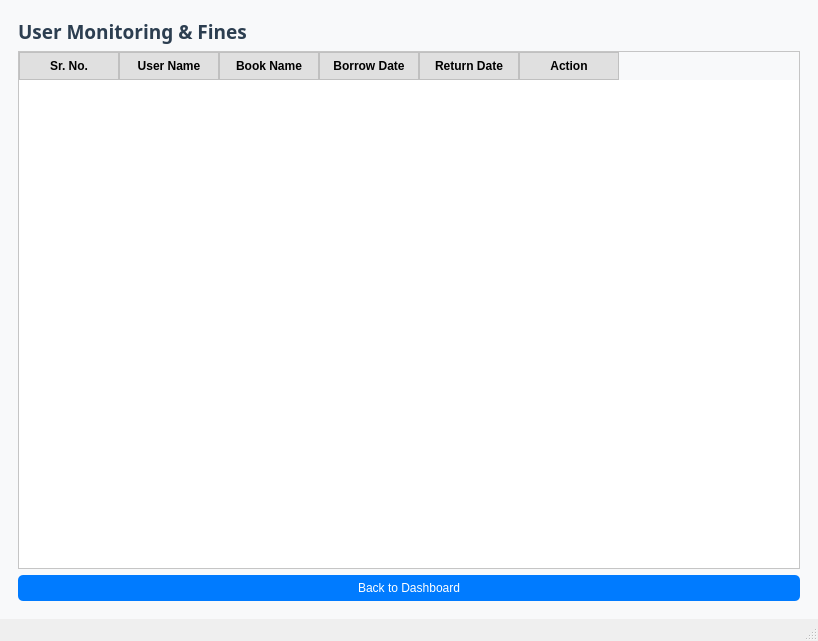
Old version of the form mainwindow.ui in the repository PocketLib-Devs/PocketLib.
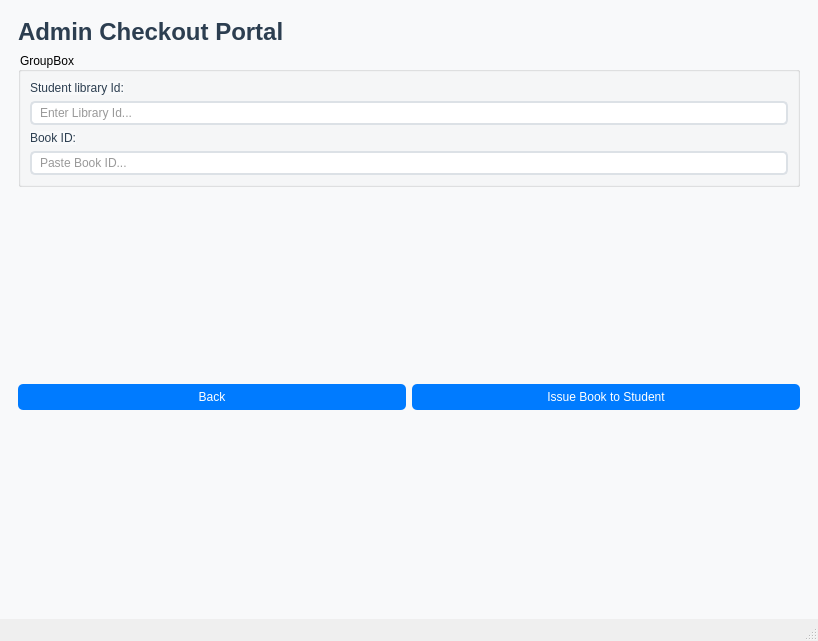
New version of the form. The open tabs and pages were chosen to show the change.

```diff
--- a/mainwindow.ui
+++ b/mainwindow.ui
@@ -787,6 +787,104 @@
         </property>
        </widget>
       </widget>
+      <widget class="QWidget" name="adminCheckoutPage">
+       <layout class="QVBoxLayout" name="verticalLayout_5">
+        <item>
+         <widget class="QLabel" name="label_6">
+          <property name="font">
+           <font>
+            <pointsize>18</pointsize>
+            <bold>true</bold>
+           </font>
+          </property>
+          <property name="text">
+           <string>Admin Checkout Portal</string>
+          </property>
+         </widget>
+        </item>
+        <item>
+         <widget class="QGroupBox" name="groupBox">
+          <property name="title">
+           <string>GroupBox</string>
+          </property>
+          <layout class="QFormLayout" name="formLayout_2">
+           <item row="4" column="0">
+            <widget class="QLabel" name="label_5">
+             <property name="text">
+              <string>Book ID:</string>
+             </property>
+            </widget>
+           </item>
+           <item row="2" column="0">
+            <widget class="QLabel" name="label_2">
+             <property name="text">
+              <string>Student library Id:</string>
+             </property>
+            </widget>
+           </item>
+           <item row="3" column="0" colspan="2">
+            <widget class="QLineEdit" name="checkout_studentEmail_in">
+             <property name="placeholderText">
+              <string>Enter Library Id...</string>
+             </property>
+            </widget>
+           </item>
+           <item row="5" column="0" colspan="2">
+            <widget class="QLineEdit" name="checkout_bookId_in">
+             <property name="placeholderText">
+              <string>Paste Book ID...</string>
+             </property>
+            </widget>
+           </item>
+          </layout>
+         </widget>
+        </item>
+        <item>
+         <spacer name="verticalSpacer_6">
+          <property name="orientation">
+           <enum>Qt::Orientation::Vertical</enum>
+          </property>
+          <property name="sizeHint" stdset="0">
+           <size>
+            <width>20</width>
+            <height>123</height>
+           </size>
+          </property>
+         </spacer>
+        </item>
+        <item>
+         <layout class="QHBoxLayout" name="horizontalLayout">
+          <item>
+           <widget class="QPushButton" name="checkout_back_btn">
+            <property name="text">
+             <string>Back</string>
+            </property>
+           </widget>
+          </item>
+          <item>
+           <widget class="QPushButton" name="checkout_issue_btn">
+            <property name="text">
+             <string>Issue Book to Student</string>
+            </property>
+           </widget>
+          </item>
+         </layout>
+        </item>
+        <item>
+         <spacer name="verticalSpacer_7">
+          <property name="orientation">
+           <enum>Qt::Orientation::Vertical</enum>
+          </property>
+          <property name="sizeHint" stdset="0">
+           <size>
+            <width>20</width>
+            <height>123</height>
+           </size>
+          </property>
+         </spacer>
+        </item>
+       </layout>
+      </widget>
       <widget class="QWidget" name="userMonitoringPage">
        <layout class="QVBoxLayout" name="verticalLayout_monitoring">
         <item>
```
Left out of the diff: 4 changed lines with no effect on the pictures.
